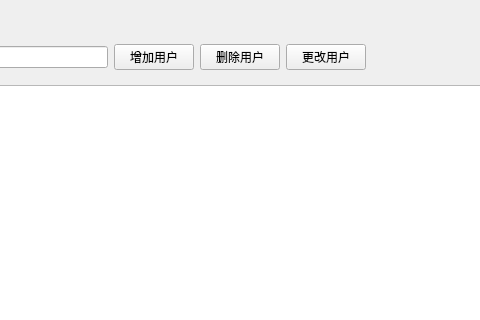
Above: user_manage.ui from kongwua/Library before the change; both pictures show x 136 to 616 and y 0 to 320 of the 704 by 502 pixel window. Below: the same form after it.
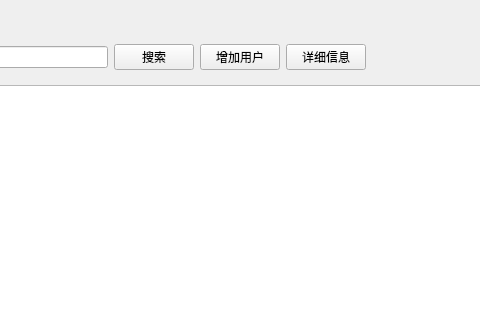
That is the form after the change.

Commit message: (11.25) 详细信息界面修改密码功能、显示书籍信息

Diff of the .ui file:
```diff
--- a/user_manage.ui
+++ b/user_manage.ui
@@ -17,40 +17,6 @@
    <item row="1" column="0">
     <widget class="QWidget" name="widget" native="true">
      <layout class="QGridLayout" name="gridLayout">
-      <item row="0" column="0">
-       <widget class="QLabel" name="label">
-        <property name="text">
-         <string>搜索：</string>
-        </property>
-        <property name="alignment">
-         <set>Qt::AlignRight|Qt::AlignTrailing|Qt::AlignVCenter</set>
-        </property>
-       </widget>
-      </item>
-      <item row="0" column="1">
-       <widget class="QLineEdit" name="search_line"/>
-      </item>
-      <item row="0" column="2">
-       <widget class="QPushButton" name="add_user">
-        <property name="text">
-         <string>增加用户</string>
-        </property>
-       </widget>
-      </item>
-      <item row="0" column="3">
-       <widget class="QPushButton" name="delete_user">
-        <property name="text">
-         <string>删除用户</string>
-        </property>
-       </widget>
-      </item>
-      <item row="0" column="4">
-       <widget class="QPushButton" name="pushButton_3">
-        <property name="text">
-         <string>更改用户</string>
-        </property>
-       </widget>
-      </item>
       <item row="0" column="5">
        <spacer name="horizontalSpacer">
         <property name="orientation">
@@ -64,6 +30,40 @@
         </property>
        </spacer>
       </item>
+      <item row="0" column="4">
+       <widget class="QPushButton" name="userInfo_btn">
+        <property name="text">
+         <string>详细信息</string>
+        </property>
+       </widget>
+      </item>
+      <item row="0" column="0">
+       <widget class="QLabel" name="label">
+        <property name="text">
+         <string>搜索：</string>
+        </property>
+        <property name="alignment">
+         <set>Qt::AlignRight|Qt::AlignTrailing|Qt::AlignVCenter</set>
+        </property>
+       </widget>
+      </item>
+      <item row="0" column="3">
+       <widget class="QPushButton" name="addUser_btn">
+        <property name="text">
+         <string>增加用户</string>
+        </property>
+       </widget>
+      </item>
+      <item row="0" column="1">
+       <widget class="QLineEdit" name="search_line"/>
+      </item>
+      <item row="0" column="2">
+       <widget class="QPushButton" name="search_btn">
+        <property name="text">
+         <string>搜索</string>
+        </property>
+       </widget>
+      </item>
      </layout>
     </widget>
    </item>
```
The commit also changes 140 other files.
